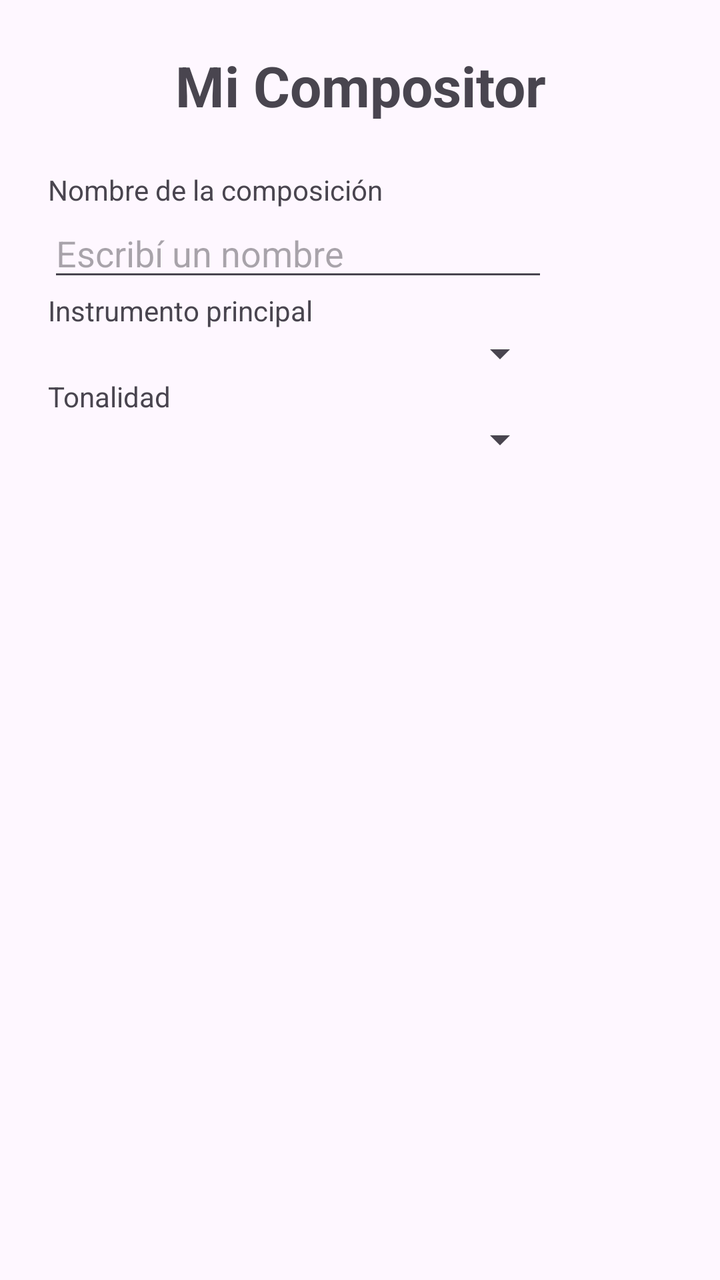
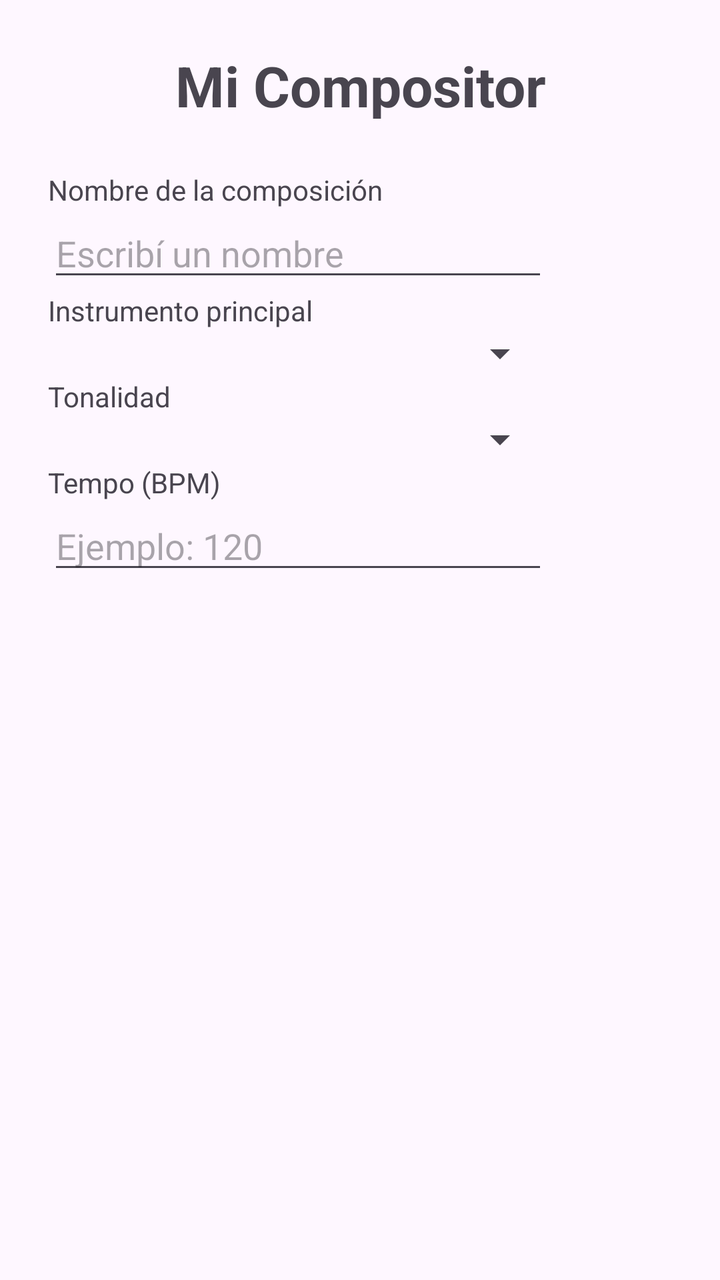

The first picture is an Android layout as it rendered before a commit; the second is the same layout after the commit. The layout source and the unified diff follow.
<!-- AndroidManifest.xml: application theme Theme.MiApp -->
<!-- res/layout/activity_main.xml -->
<?xml version="1.0" encoding="utf-8"?>
<ScrollView
    xmlns:android="http://schemas.android.com/apk/res/android"
    android:layout_width="match_parent"
    android:layout_height="match_parent">

    <LinearLayout
        android:layout_width="match_parent"
        android:layout_height="wrap_content"
        android:orientation="vertical"
        android:padding="24dp">

        <TextView
            android:layout_width="match_parent"
            android:layout_height="wrap_content"
            android:text="Mi Compositor"
            android:textSize="28sp"
            android:textStyle="bold"
            android:gravity="center"
            android:layout_marginBottom="24dp" />

        <TextView
            android:layout_width="wrap_content"
            android:layout_height="wrap_content"
            android:text="Nombre de la composición" />

        <EditText
            android:layout_width="250dp"
            android:layout_height="wrap_content"
            android:hint="Escribí un nombre" />

        <TextView
            android:layout_width="wrap_content"
            android:layout_height="wrap_content"
            android:text="Instrumento principal" />

        <Spinner

            android:layout_width="250dp"
            android:layout_height="wrap_content"
            android:id="@+id/spinnerInstrumento"/>

        <TextView
            android:layout_width="wrap_content"
            android:layout_height="wrap_content"
            android:text="Tonalidad" />

        <Spinner
            android:id="@+id/spinnerTonalidad"
            android:layout_width="250dp"
            android:layout_height="wrap_content" />

    </LinearLayout>

</ScrollView>
<!-- resources referenced by this layout -->
<resources>
  <style name="Theme.MiApp" parent="Base.Theme.MiApp" />
  <style name="Base.Theme.MiApp" parent="Theme.Material3.DayNight.NoActionBar">
          
          
      </style>
</resources>

<!-- the commit's change to res/layout/activity_main.xml (unified diff, before → after) -->
@@ -50,6 +50,18 @@
             android:layout_width="250dp"
             android:layout_height="wrap_content" />
 
+        <TextView
+            android:layout_width="wrap_content"
+            android:layout_height="wrap_content"
+            android:text="Tempo (BPM)" />
+
+        <EditText
+            android:id="@+id/edtTempo"
+            android:layout_width="250dp"
+            android:layout_height="wrap_content"
+            android:hint="Ejemplo: 120"
+            android:inputType="number" />
+
     </LinearLayout>
 
 </ScrollView>
